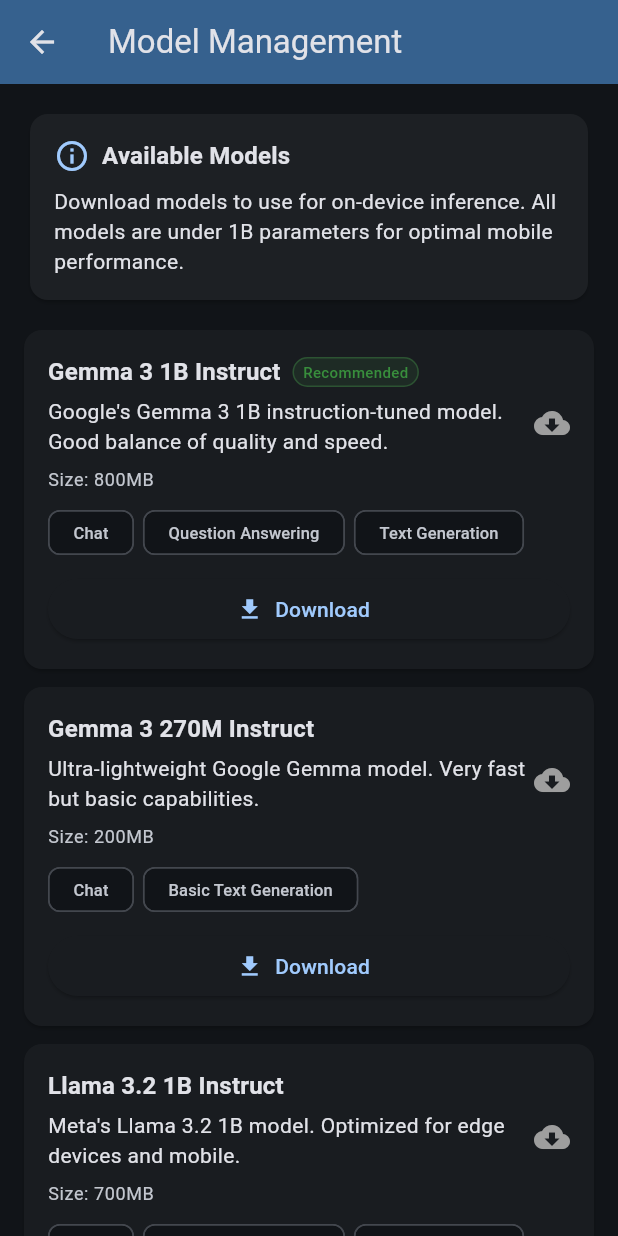
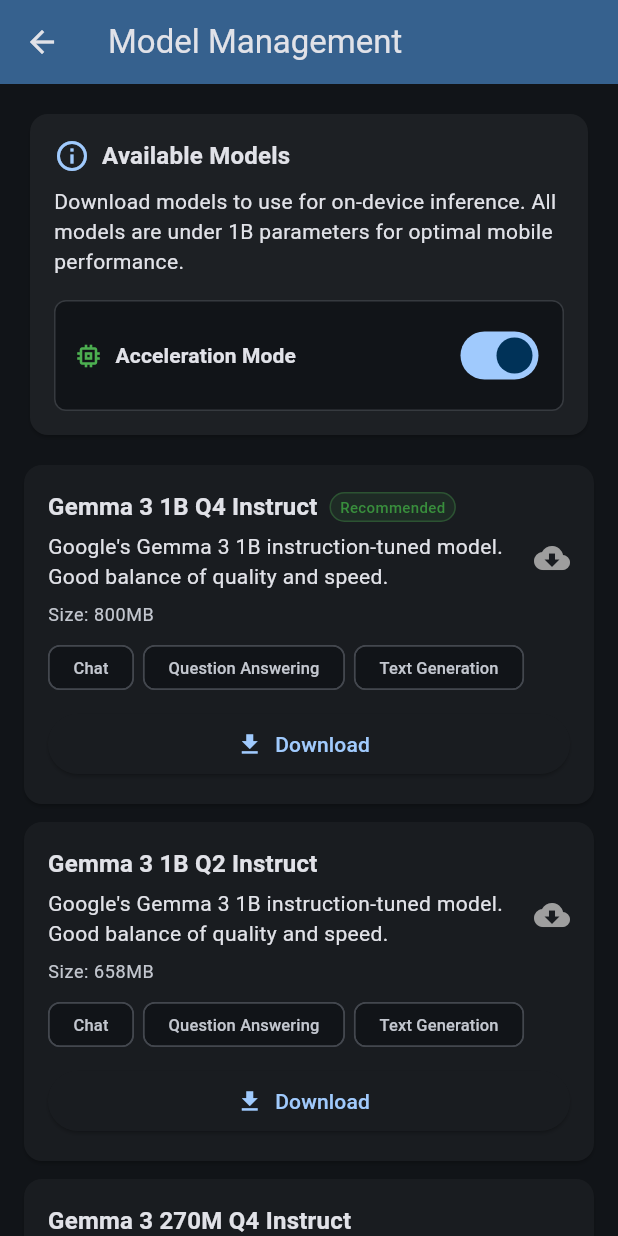
Before and after one commit to RishiAhuja/android-llama-inference, a Flutter app: the screen it shows after launch, on a phone screen of 412 x 824 dp. Run offline on Flutter 3.47's test engine with Material 3 defaults, Android fonts, the phone set to English and light mode, and no system bars; missing offline and left inert: dart:ffi.

```diff
--- a/lib/models/model_config.dart
+++ b/lib/models/model_config.dart
@@ -23,8 +23,8 @@ class ModelConfig {
 class AvailableModels {
   static const List<ModelConfig> models = [
     ModelConfig(
-      id: 'gemma-3-1b-it',
-      name: 'Gemma 3 1B Instruct',
+      id: 'gemma-3-1b-it-q4',
+      name: 'Gemma 3 1B Q4 Instruct',
       description:
           'Google\'s Gemma 3 1B instruction-tuned model. Good balance of quality and speed.',
       url:
@@ -35,8 +35,20 @@ class AvailableModels {
       isRecommended: true,
     ),
     ModelConfig(
+      id: 'gemma-3-1b-it-q2',
+      name: 'Gemma 3 1B Q2 Instruct',
+      description:
+          'Google\'s Gemma 3 1B instruction-tuned model. Good balance of quality and speed.',
+      url:
+          'https://huggingface.co/unsloth/gemma-3-1b-it-GGUF/resolve/main/gemma-3-1b-it-Q2_K.gguf?download=true',
+      fileName: 'gemma-3-1b-it-Q2_K.gguf',
+      sizeInMB: 658,
+      capabilities: ['Chat', 'Question Answering', 'Text Generation'],
+      isRecommended: false,
+    ),
+    ModelConfig(
       id: 'gemma-3-270m-it',
-      name: 'Gemma 3 270M Instruct',
+      name: 'Gemma 3 270M Q4 Instruct',
       description:
           'Ultra-lightweight Google Gemma model. Very fast but basic capabilities.',
       url:
@@ -111,7 +123,6 @@ class AvailableModels {
       sizeInMB: 690,
       capabilities: ['Chat', 'Conversation', 'Text Generation'],
     ),
-
   ];
 
   static ModelConfig? getModelById(String id) {
@@ -124,3 +135,17 @@ class AvailableModels {
 
   static ModelConfig get defaultModel => models.first;
 }
+
+class GpuSettings {
+  static bool _useGpu = true; // Default to GPU enabled
+
+  static bool get useGpu => _useGpu;
+
+  static void setGpuEnabled(bool enabled) {
+    _useGpu = enabled;
+  }
+
+  static String get statusText => _useGpu
+      ? 'GPU Acceleration: Enabled'
+      : 'GPU Acceleration: Disabled (CPU Only)';
+}
--- a/lib/screens/chat_screen.dart
+++ b/lib/screens/chat_screen.dart
@@ -1,5 +1,6 @@
 import 'package:flutter/material.dart';
 import '../models/chat_message.dart';
+import '../models/model_config.dart';
 import '../services/llama_service.dart';
 import '../services/model_manager.dart';
 
@@ -57,12 +58,12 @@ class _ChatScreenState extends State<ChatScreen> {
     });
 
     final success =
-        await _llamaService.loadModel(_modelManager.modelFile!.path);
+        await _llamaService.loadModel(_modelManager.modelFile!.path, useGpu: GpuSettings.useGpu);
 
     setState(() {
       if (success) {
         _messages.last = ChatMessage(
-          text: "Hello! I'm ${_modelManager.currentModel?.name ?? 'your AI assistant'}. How can I help you today?",
+          text: "Hello! I'm ${_modelManager.currentModel?.name ?? 'your AI assistant'}.\n\n${GpuSettings.statusText}\n\nHow can I help you today?",
           isUser: false,
         );
       } else {
--- a/lib/screens/model_management_screen.dart
+++ b/lib/screens/model_management_screen.dart
@@ -142,12 +142,16 @@ class _ModelManagementScreenState extends State<ModelManagementScreen> {
                                 children: [
                                   Icon(
                                     Icons.info_outline,
-                                    color: Theme.of(context).colorScheme.primary,
+                                    color:
+                                        Theme.of(context).colorScheme.primary,
                                   ),
                                   const SizedBox(width: 8),
                                   Text(
                                     'Available Models',
-                                    style: Theme.of(context).textTheme.titleMedium?.copyWith(
+                                    style: Theme.of(context)
+                                        .textTheme
+                                        .titleMedium
+                                        ?.copyWith(
                                           fontWeight: FontWeight.bold,
                                         ),
                                   ),
@@ -158,6 +162,74 @@ class _ModelManagementScreenState extends State<ModelManagementScreen> {
                                 'Download models to use for on-device inference. All models are under 1B parameters for optimal mobile performance.',
                                 style: Theme.of(context).textTheme.bodyMedium,
                               ),
+                              const SizedBox(height: 16),
+                              // GPU Toggle Section
+                              Container(
+                                padding: const EdgeInsets.all(12.0),
+                                decoration: BoxDecoration(
+                                  color: Theme.of(context).colorScheme.surface,
+                                  borderRadius: BorderRadius.circular(8),
+                                  border: Border.all(
+                                    color: Theme.of(context)
+                                        .colorScheme
+                                        .outline
+                                        .withOpacity(0.3),
+                                  ),
+                                ),
+                                child: Column(
+                                  crossAxisAlignment: CrossAxisAlignment.start,
+                                  children: [
+                                    Row(
+                                      children: [
+                                        Icon(
+                                          GpuSettings.useGpu
+                                              ? Icons.memory
+                                              : Icons.developer_mode,
+                                          color: GpuSettings.useGpu
+                                              ? Colors.green
+                                              : Colors.orange,
+                                          size: 20,
+                                        ),
+                                        const SizedBox(width: 8),
+                                        Text(
+                                          'Acceleration Mode',
+                                          style: Theme.of(context)
+                                              .textTheme
+                                              .titleSmall
+                                              ?.copyWith(
+                                                fontWeight: FontWeight.bold,
+                                              ),
+                                        ),
+                                        const Spacer(),
+                                        Tooltip(
+                                          message: GpuSettings.useGpu
+                                              ? 'Disable GPU acceleration\n(Uses more CPU but may be more stable)'
+                                              : 'Enable GPU acceleration\n(Uses Vulkan for faster inference)',
+                                          child: Switch(
+                                            value: GpuSettings.useGpu,
+                                            onChanged: (value) {
+                                              setState(() {
+                                                GpuSettings.setGpuEnabled(
+                                                    value);
+                                              });
+                                              ScaffoldMessenger.of(context)
+                                                  .showSnackBar(
+                                                SnackBar(
+                                                  content: Text(value
+                                                      ? 'GPU acceleration enabled - models will use Vulkan for faster inference'
+                                                      : 'CPU-only mode enabled - models will use CPU for inference'),
+                                                  duration: const Duration(
+                                                      seconds: 3),
+                                                ),
+                                              );
+                                            },
+                                          ),
+                                        ),
+                                      ],
+                                    ),
+                                  ],
+                                ),
+                              ),
                             ],
                           ),
                         ),
@@ -166,18 +238,21 @@ class _ModelManagementScreenState extends State<ModelManagementScreen> {
                   }
 
                   final model = AvailableModels.models[index - 1];
-                  final isDownloaded = _downloadedModels.contains(model.fileName);
+                  final isDownloaded =
+                      _downloadedModels.contains(model.fileName);
                   final isDownloading = _isDownloading[model.id] ?? false;
                   final progress = _downloadProgress[model.id] ?? 0.0;
 
-                  return _buildModelCard(model, isDownloaded, isDownloading, progress);
+                  return _buildModelCard(
+                      model, isDownloaded, isDownloading, progress);
                 },
               ),
             ),
     );
   }
 
-  Widget _buildModelCard(ModelConfig model, bool isDownloaded, bool isDownloading, double progress) {
+  Widget _buildModelCard(ModelConfig model, bool isDownloaded,
+      bool isDownloading, double progress) {
     return Card(
       margin: const EdgeInsets.only(bottom: 12.0),
       child: Padding(
@@ -195,18 +270,23 @@ class _ModelManagementScreenState extends State<ModelManagementScreen> {
                         children: [
                           Text(
                             model.name,
-                            style: Theme.of(context).textTheme.titleMedium?.copyWith(
+                            style: Theme.of(context)
+                                .textTheme
+                                .titleMedium
+                                ?.copyWith(
                                   fontWeight: FontWeight.bold,
                                 ),
                           ),
                           if (model.isRecommended) ...[
                             const SizedBox(width: 8),
                             Container(
-                              padding: const EdgeInsets.symmetric(horizontal: 6, vertical: 2),
+                              padding: const EdgeInsets.symmetric(
+                                  horizontal: 6, vertical: 2),
                               decoration: BoxDecoration(
                                 color: Colors.green.withOpacity(0.1),
                                 borderRadius: BorderRadius.circular(12),
-                                border: Border.all(color: Colors.green.withOpacity(0.3)),
+                                border: Border.all(
+                                    color: Colors.green.withOpacity(0.3)),
                               ),
                               child: Text(
                                 'Recommended',
@@ -229,7 +309,9 @@ class _ModelManagementScreenState extends State<ModelManagementScreen> {
                       Text(
                         'Size: ${model.sizeInMB}MB',
                         style: Theme.of(context).textTheme.bodySmall?.copyWith(
-                          color: Theme.of(context).colorScheme.onSurfaceVariant,
+                              color: Theme.of(context)
+                                  .colorScheme
+                                  .onSurfaceVariant,
                             ),
                       ),
                     ],
@@ -242,14 +324,16 @@ class _ModelManagementScreenState extends State<ModelManagementScreen> {
             Wrap(
               spacing: 6,
               runSpacing: 4,
-              children: model.capabilities.map((capability) => Chip(
+              children: model.capabilities
+                  .map((capability) => Chip(
                         label: Text(
                           capability,
                           style: const TextStyle(fontSize: 11),
                         ),
                         materialTapTargetSize: MaterialTapTargetSize.shrinkWrap,
                         visualDensity: VisualDensity.compact,
-              )).toList(),
+                      ))
+                  .toList(),
             ),
             const SizedBox(height: 12),
             if (isDownloading) ...[
@@ -279,13 +363,29 @@ class _ModelManagementScreenState extends State<ModelManagementScreen> {
     }
   }
 
-  Widget _buildActionButtons(ModelConfig model, bool isDownloaded, bool isDownloading) {
+  Widget _buildActionButtons(
+      ModelConfig model, bool isDownloaded, bool isDownloading) {
     if (isDownloading) {
-      return const SizedBox(
-        height: 36,
-        child: Center(
-          child: Text('Downloading...'),
+      return Row(
+        children: [
+          Expanded(
+            child: Text(
+              'Downloading...',
+              textAlign: TextAlign.center,
             ),
+          ),
+          IconButton(
+            onPressed: () {
+              _modelManager.cancelDownload();
+              _checkModelStatus(); // Refresh the UI
+              ScaffoldMessenger.of(context).showSnackBar(
+                SnackBar(content: Text('Download cancelled')),
+              );
+            },
+            icon: const Icon(Icons.cancel, color: Colors.red),
+            tooltip: 'Cancel Download',
+          ),
+        ],
       );
     }
 
@@ -302,8 +402,10 @@ class _ModelManagementScreenState extends State<ModelManagementScreen> {
                   arguments: {'modelId': model.id},
                 );
               },
-              icon: const Icon(Icons.chat),
-              label: const Text('Use Model'),
+              icon: Icon(
+                  GpuSettings.useGpu ? Icons.memory : Icons.developer_mode),
+              label: Text(
+                  GpuSettings.useGpu ? 'Use Model (GPU)' : 'Use Model (CPU)'),
             ),
           ),
           const SizedBox(width: 8),
```
Also changed, not shown: lib/services/llama_ffi.dart (+9 -0 lines), lib/services/llama_service.dart (+17 -2 lines), lib/services/model_manager.dart (+82 -10 lines), 15 other files. Lines whose indentation alone changed are shown as unchanged.
